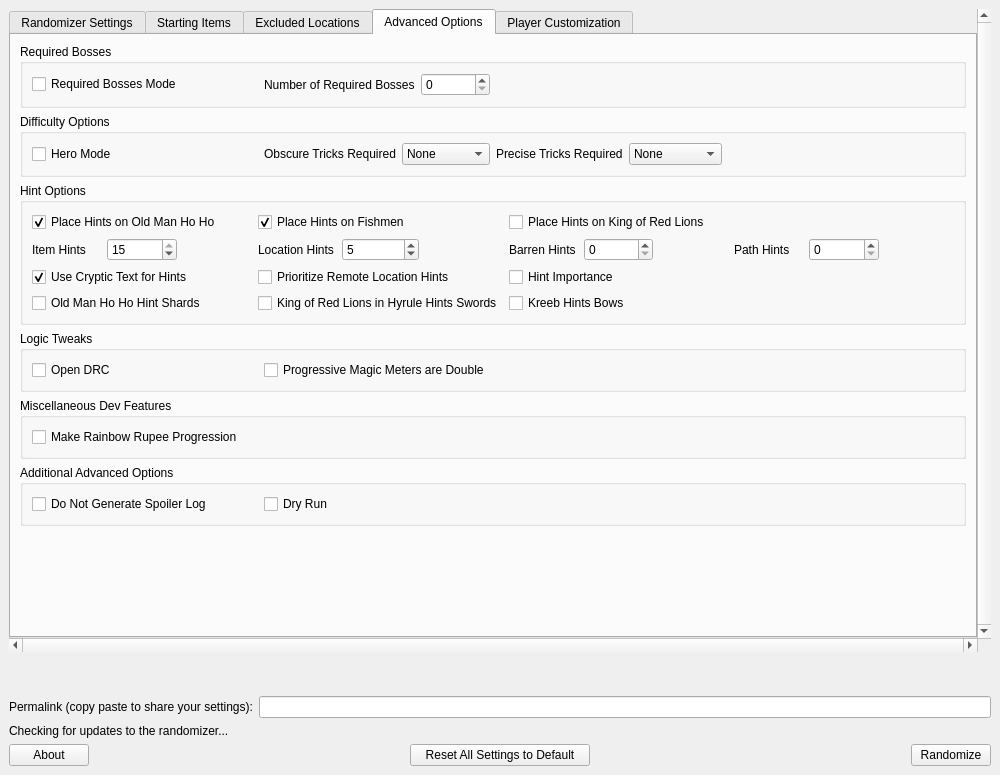
Qt form wwr_ui/randomizer_window.ui (tanjo3/wwrando) before a commit.
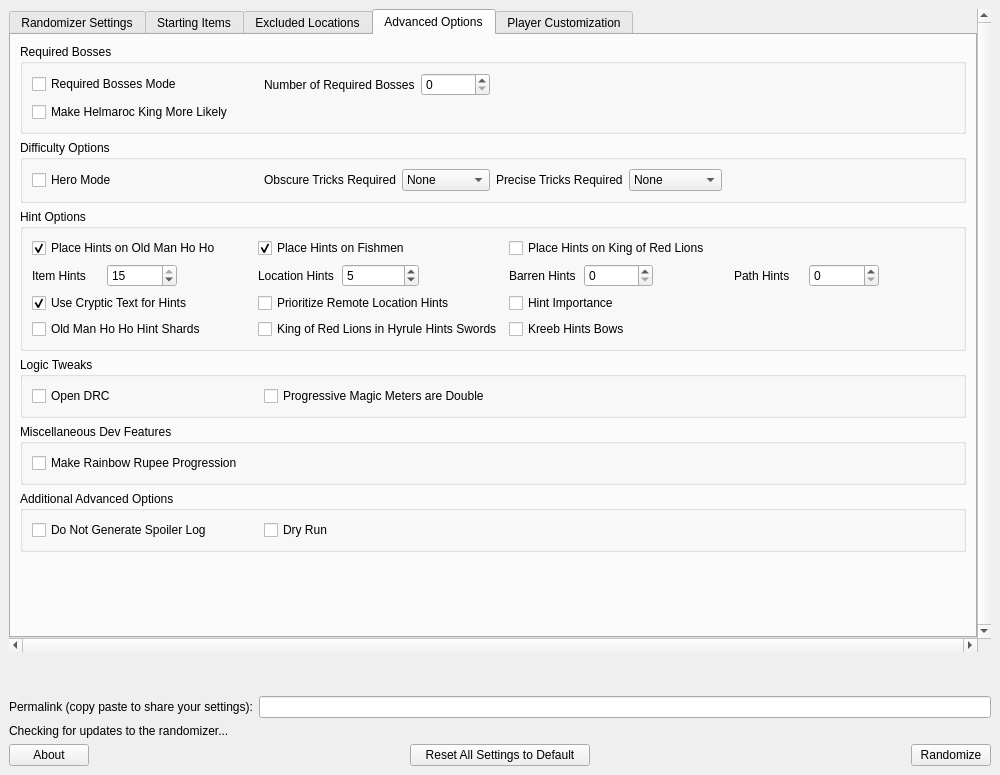
The same form after that commit. The open tabs and pages were chosen to show the change. Custom widgets are drawn as their Qt base class.

Commit message: New Feature: Make Helmaroc King more likely to be as a required boss

Patch:
```diff
--- a/wwr_ui/randomizer_window.ui
+++ b/wwr_ui/randomizer_window.ui
@@ -1170,6 +1170,13 @@
                <item row="0" column="3">
                 <widget class="QWidget" name="widget_5" native="true"/>
                </item>
+               <item row="1" column="0">
+                <widget class="QCheckBox" name="helm_more_likely">
+                 <property name="text">
+                  <string>Make Helmaroc King More Likely</string>
+                 </property>
+                </widget>
+               </item>
               </layout>
              </widget>
             </item>
```
Left out of the diff: 6 changed lines with no effect on the pictures. The commit also changes 5 other files.
